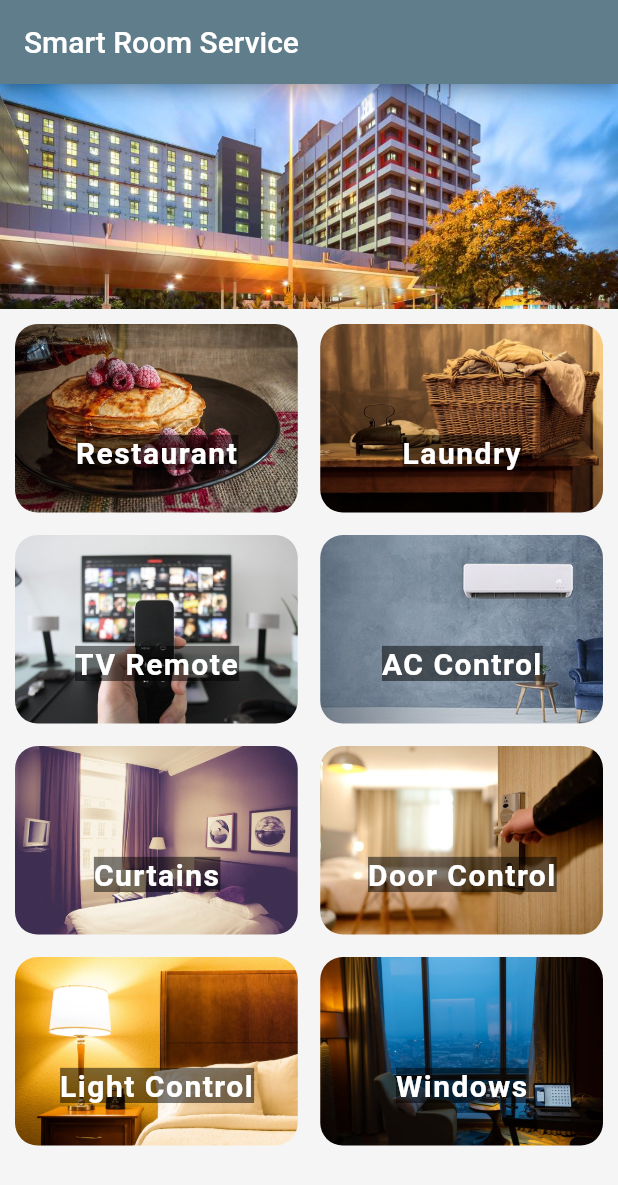
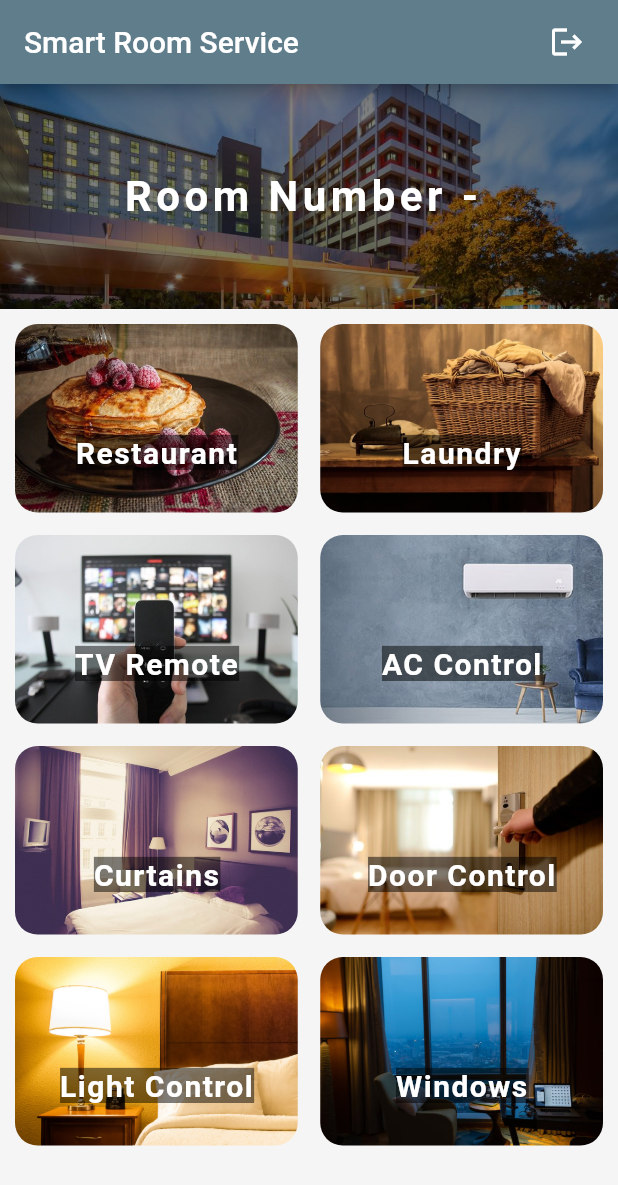
Before and after one commit to Iftiaz-Ahmed/Smart-Room-Service, a Flutter app: the Menu screen opened directly, on a phone screen of 412 x 824 dp. Shown: the top 1185 px of the screen. Run offline on Flutter 3.47's test engine with Material 2 defaults, Android fonts, the light colour scheme and no system bars; our stand-ins replace badges, cloud_firestore, firebase_core, firebase_storage, fluttertoast, shared_preferences; missing offline and left inert: flutter_focus_watcher; accounts and stored records are empty; Roboto replaces fonts that are missing (cursive).

Commit message:
sharedpreferences added, logout option added, restaurant meal categories page designed

```diff
--- a/lib/screens/menu.dart
+++ b/lib/screens/menu.dart
@@ -1,8 +1,13 @@
 import 'package:cloud_firestore/cloud_firestore.dart';
 import 'package:flutter/cupertino.dart';
 import 'package:flutter/material.dart';
+import 'package:flutter/painting.dart';
 import 'package:fluttertoast/fluttertoast.dart';
+import 'package:hhotel/provider/auth_bloc.dart';
+import 'package:hhotel/screens/login_page.dart';
 import 'package:hhotel/screens/restaurant.dart';
+import 'package:provider/provider.dart';
+import 'package:shared_preferences/shared_preferences.dart';
 
 class Menu extends StatefulWidget {
   const Menu({Key? key}) : super(key: key);
@@ -26,11 +31,21 @@ class _MenuState extends State<Menu> {
   FirebaseFirestore firestore = FirebaseFirestore.instance;
 
   var item;
+  String roomNumber = "";
+
+  getUsername() async {
+    SharedPreferences prefs = await SharedPreferences.getInstance();
+    List<String>? values = prefs.getStringList("creds");
+    setState(() {
+      roomNumber = values![0];
+    });
+  }
 
   @override
   void initState() {
     // TODO: implement initState
     super.initState();
+    getUsername();
     firestore.collection("restaurant").get().then((value) {
       value.docs.forEach((element) {
         print(element.data());
@@ -41,6 +56,8 @@ class _MenuState extends State<Menu> {
 
   @override
   Widget build(BuildContext context) {
+    AuthBloc _auth = Provider.of<AuthBloc>(context);
+
     var menuTextStyle = TextStyle(
         color: Colors.white,
         fontWeight: FontWeight.bold,
@@ -53,14 +70,51 @@ class _MenuState extends State<Menu> {
         title: const Text(
           'Smart Room Service',
         ),
+        actions: [
+          Padding(
+            padding: const EdgeInsets.only(right: 10.0),
+            child: IconButton(
+              onPressed: () async {
+                SharedPreferences prefs = await SharedPreferences.getInstance();
+                prefs.remove("creds");
+                _auth.isLogged = false;
+                Navigator.of(context).pushAndRemoveUntil(
+                    MaterialPageRoute(builder: (context) => const LoginPage()),
+                    (Route<dynamic> route) => false);
+              },
+              icon: const Icon(Icons.logout),
+            ),
+          )
+        ],
       ),
       body: Column(
         children: [
-          Image.asset(
-            "assets/images/hotel.jpg",
-            height: 150,
-            width: MediaQuery.of(context).size.width,
-            fit: BoxFit.cover,
+          Stack(
+            children: [
+              Image.asset(
+                "assets/images/hotel.jpg",
+                height: 150,
+                width: MediaQuery.of(context).size.width,
+                fit: BoxFit.cover,
+              ),
+              Container(
+                height: 150,
+                width: MediaQuery.of(context).size.width,
+                color: Colors.black.withOpacity(0.5),
+                child: Align(
+                  alignment: Alignment.center,
+                  child: Text(
+                    "Room Number - $roomNumber",
+                    style: const TextStyle(
+                        color: Colors.white,
+                        fontWeight: FontWeight.bold,
+                        fontSize: 28,
+                        fontFamily: 'cursive',
+                        letterSpacing: 3),
+                  ),
+                ),
+              )
+            ],
           ),
           Flexible(
             child: Container(
--- a/lib/services/firebase_api.dart
+++ b/lib/services/firebase_api.dart
@@ -1,9 +1,12 @@
 import 'package:cloud_firestore/cloud_firestore.dart';
 import 'package:firebase_storage/firebase_storage.dart';
+import 'package:shared_preferences/shared_preferences.dart';
 
 class FirebaseApi {
-  Future<String> login(String roomNumber, String password) {
+  Future<String> login(String roomNumber, String password) async {
     FirebaseFirestore _firestore = FirebaseFirestore.instance;
+    SharedPreferences prefs = await SharedPreferences.getInstance();
+
     String message = "";
     var result = _firestore
         .collection("users")
@@ -16,6 +19,7 @@ class FirebaseApi {
       } else {
         value.docs.forEach((element) {
           if (password == element['password']) {
+            prefs.setStringList("creds", [roomNumber, password]);
             message = "Login Successful!";
           } else {
             message = "Invalid credentials!";
--- a/pubspec.yaml
+++ b/pubspec.yaml
@@ -35,6 +35,8 @@ dependencies:
   flutter_focus_watcher: ^2.0.0
   provider: ^6.0.1
   cloud_firestore: ^2.5.3
+  shared_preferences: ^2.0.8
+  badges: ^2.0.1
 
 dev_dependencies:
   flutter_test:
```
Also changed, not shown: lib/screens/login_page.dart (+46 -1 lines), lib/screens/restaurant.dart (+53 -8 lines), pubspec.lock.
